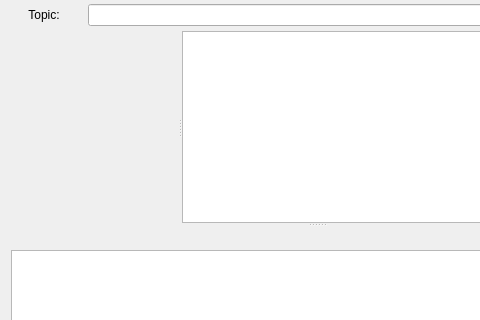
Before: the Qt Designer form src/groupchatdlg.ui in psi-im/psi, drawn with Qt 5; both pictures show x 0 to 480 and y 0 to 320 of the 633 by 428 pixel window.
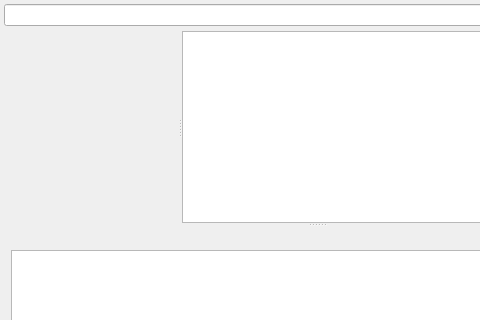
After: the same form once the commit is applied. Custom widgets are drawn as their Qt base class.

Commit message: Use action line edit button instead of regular button to set topic

Diff of the .ui file:
```diff
--- a/src/groupchatdlg.ui
+++ b/src/groupchatdlg.ui
@@ -87,16 +87,6 @@
           <property name="bottomMargin">
            <number>0</number>
           </property>
-          <item>
-           <widget class="QPushButton" name="pb_topic">
-            <property name="text">
-             <string>Topic:</string>
-            </property>
-            <property name="flat">
-             <bool>true</bool>
-            </property>
-           </widget>
-          </item>
           <item>
            <widget class="ActionLineEdit" name="le_topic">
             <property name="readOnly">
```
Left out of the diff: 3 changed lines with no effect on the pictures. The commit also changes 2 other files.
